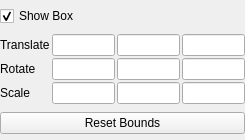
Above: Qt/ApplicationComponents/Resources/UI/pqBoxPropertyWidget.ui from Kitware/ParaView before the change. Below: the same form after it.
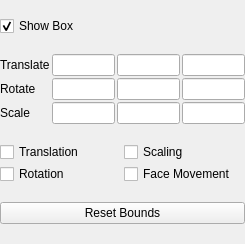
That is the form after the change. Custom widgets are drawn as their Qt base class.

Commit message: Advanced properties of the boxwidget disappeared during 3dwidget refactoring

The edit to the form file:
```diff
--- a/Qt/ApplicationComponents/Resources/UI/pqBoxPropertyWidget.ui
+++ b/Qt/ApplicationComponents/Resources/UI/pqBoxPropertyWidget.ui
@@ -7,7 +7,7 @@
     <x>0</x>
     <y>0</y>
     <width>245</width>
-    <height>140</height>
+    <height>244</height>
    </rect>
   </property>
   <property name="windowTitle">
@@ -88,6 +88,38 @@
      </item>
     </layout>
    </item>
+   <item>
+    <layout class="QGridLayout">
+     <item row="3" column="0">
+      <widget class="QCheckBox" name="enableRotation">
+       <property name="text">
+        <string>Rotation</string>
+       </property>
+      </widget>
+     </item>
+     <item row="1" column="0">
+      <widget class="QCheckBox" name="enableTranslation">
+       <property name="text">
+        <string>Translation</string>
+       </property>
+      </widget>
+     </item>
+     <item row="1" column="1">
+      <widget class="QCheckBox" name="enableScaling">
+       <property name="text">
+        <string>Scaling</string>
+       </property>
+      </widget>
+     </item>
+     <item row="3" column="1">
+      <widget class="QCheckBox" name="enableMoveFaces">
+       <property name="text">
+        <string>Face Movement</string>
+       </property>
+      </widget>
+     </item>
+    </layout>
+   </item>
    <item>
     <widget class="QPushButton" name="resetBounds">
      <property name="text">
```
Left out of the diff: 4 changed lines with no effect on the pictures. The commit also changes 2 other files.
